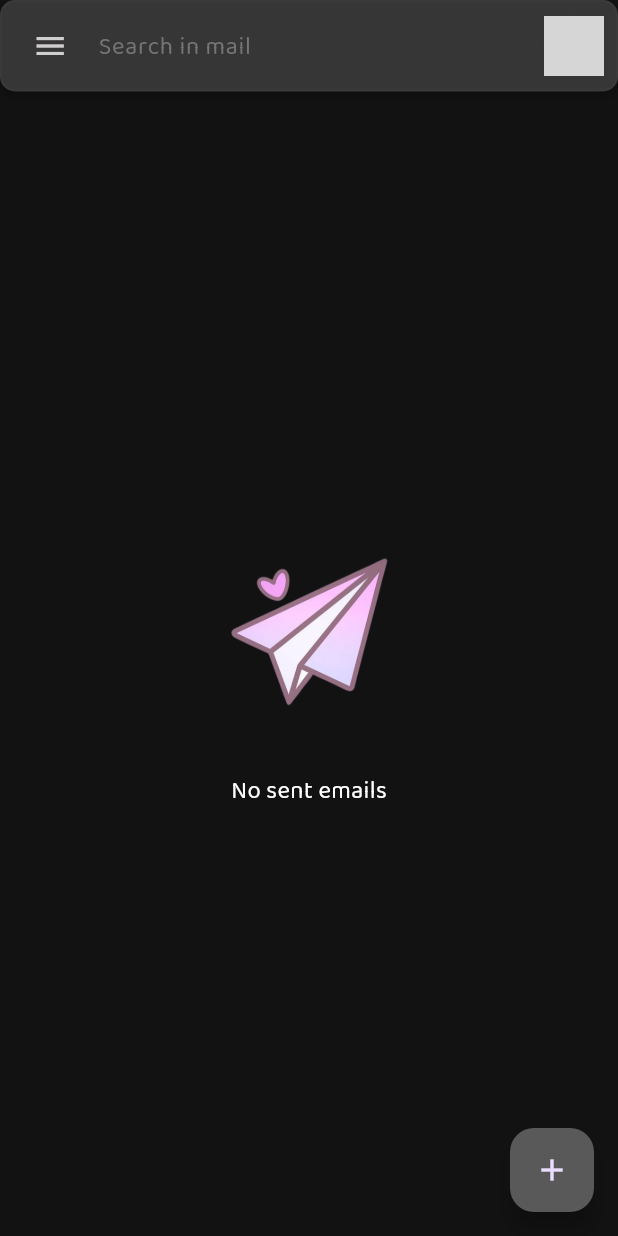
After one commit to rstzsy/GmailProject, a Flutter app: the SentPage screen opened directly, on a phone screen of 412 x 824 dp. The commit adds this screen. Run offline on Flutter 3.47's test engine with Material 3 defaults, Android fonts, the phone set to English and light mode, and no system bars; our stand-ins replace font_awesome_flutter, image_picker; network calls fail; grey boxes are pictures that could not be loaded.

Commit message:
done sent page

```diff
--- a/gmail_project/lib/components/menu_drawer.dart
+++ b/gmail_project/lib/components/menu_drawer.dart
@@ -1,6 +1,7 @@
 import 'package:flutter/material.dart';
 import 'package:gmail_project/pages/starred_page.dart';
 import 'package:gmail_project/pages/inbox_page.dart';
+import 'package:gmail_project/pages/sent_page.dart';
 
 
 // ignore: use_key_in_widget_constructors
@@ -118,6 +119,12 @@ class MenuDrawer extends StatelessWidget {
                       MaterialPageRoute(builder: (context) => const MyHomePage()),
                     );
                   }
+                  else if (item["title"] == "Sent") {
+                    Navigator.push(
+                      context,
+                      MaterialPageRoute(builder: (context) => const SentPage()),
+                    );
+                  }
                 },
                 tileColor: item["highlight"] == true ? Colors.redAccent.withOpacity(0.2) : null,
                 shape: RoundedRectangleBorder(borderRadius: BorderRadius.circular(8)),
--- /dev/null
+++ b/gmail_project/lib/pages/sent_page.dart
@@ -0,0 +1,128 @@
+import 'package:flutter/material.dart';
+import '../components/search.dart';
+import '../components/menu_drawer.dart';
+import 'composeEmail_page.dart';
+
+class SentPage extends StatefulWidget {
+  const SentPage({super.key});
+
+  @override
+  State<SentPage> createState() => _SentPageState();
+}
+
+class _SentPageState extends State<SentPage> {
+  final GlobalKey<ScaffoldState> _scaffoldKey = GlobalKey<ScaffoldState>();
+
+  final List<Map<String, dynamic>> sentEmails = [
+    // {
+    //   "id": 5,
+    //   "fullName": "David Johnson",
+    //   "jobTitle": "Marketing Lead",
+    //   "recipient": "to: alice@example.com",
+    //   "date": "6 May",
+    // },
+    // {
+    //   "id": 7,
+    //   "fullName": "Emily Clark",
+    //   "jobTitle": "UX Designer",
+    //   "recipient": "to: bob@example.com",
+    //   "date": "5 May",
+    // },
+  ];
+
+  @override
+  Widget build(BuildContext context) {
+    return Scaffold(
+      key: _scaffoldKey,
+      drawer: MenuDrawer(),
+      appBar: PreferredSize(
+        preferredSize: const Size.fromHeight(65),
+        child: SafeArea(
+          child: Container(
+            decoration: BoxDecoration(
+              color: const Color.fromARGB(255, 55, 54, 54),
+              borderRadius: BorderRadius.circular(10),
+              border: Border.all(color: const Color.fromARGB(255, 59, 58, 58), width: 1.5),
+              boxShadow: const [
+                BoxShadow(color: Colors.black26, blurRadius: 5, offset: Offset(0, 3)),
+              ],
+            ),
+            child: Padding(
+              padding: const EdgeInsets.symmetric(horizontal: 8, vertical: 5),
+              child: Row(
+                children: [
+                  IconButton(
+                    icon: const Icon(Icons.menu, color: Color.fromARGB(221, 232, 229, 229)),
+                    onPressed: () => _scaffoldKey.currentState?.openDrawer(),
+                  ),
+                  const Expanded(child: Search()),
+                  const SizedBox(width: 10),
+                  const CircleAvatar(
+                    backgroundImage: NetworkImage('https://randomuser.me/api/portraits/men/2.jpg'),
+                    radius: 20,
+                  ),
+                ],
+              ),
+            ),
+          ),
+        ),
+      ),
+      body: sentEmails.isEmpty
+          ? Center(
+              child: Column(
+                mainAxisSize: MainAxisSize.min,
+                children: [
+                  Image.asset('assets/images/empty_sent.png', width: 150, height: 150),
+                  const SizedBox(height: 20),
+                  const Text("No sent emails", style: TextStyle(color: Colors.white, fontSize: 16)),
+                ],
+              ),
+            )
+          : ListView.builder(
+              itemCount: sentEmails.length,
+              itemBuilder: (context, index) {
+                var email = sentEmails[index];
+                return ListTile(
+                  onTap: () {},
+                  leading: CircleAvatar(
+                    backgroundImage: NetworkImage(
+                      'https://randomuser.me/api/portraits/men/${email['id']}.jpg',
+                    ),
+                    radius: 25,
+                  ),
+                  title: Text(
+                    email["recipient"].split('@')[0],
+                    style: const TextStyle(color: Colors.white),
+                  ),
+                  subtitle: Column(
+                    crossAxisAlignment: CrossAxisAlignment.start,
+                    children: [
+                      Text(email["jobTitle"], style: const TextStyle(color: Colors.white70)),
+                    ],
+                  ),
+                  trailing: Column(
+                    mainAxisSize: MainAxisSize.min,
+                    crossAxisAlignment: CrossAxisAlignment.end,
+                    children: [
+                      Text(email["date"], style: TextStyle(color: Colors.grey[400], fontSize: 14)),
+                      const SizedBox(height: 4),
+                      const Icon(Icons.star_outline),
+                    ],
+                  ),
+                );
+              },
+            ),
+      floatingActionButton: FloatingActionButton(
+        onPressed: () {
+          Navigator.push(
+            context,
+            MaterialPageRoute(builder: (context) => const ComposeEmailPage()),
+          );
+        },
+        child: const Icon(Icons.add),
+        backgroundColor: const Color.fromARGB(255, 89, 89, 89),
+      ),
+      backgroundColor: const Color(0xFF121212),
+    );
+  }
+}
--- a/gmail_project/pubspec.yaml
+++ b/gmail_project/pubspec.yaml
@@ -63,6 +63,7 @@ flutter:
   assets:
     - assets/images/empty_starred.png
     - assets/images/avatar.png
+    - assets/images/empty_sent.png
 
   fonts:
     - family: Baloo2
```
Also changed, not shown: gmail_project/assets/images/empty_sent.png (added).
